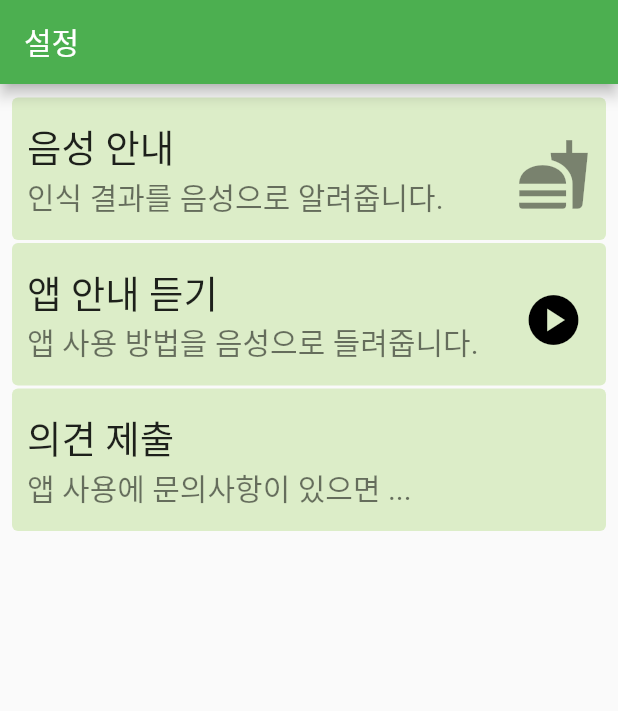
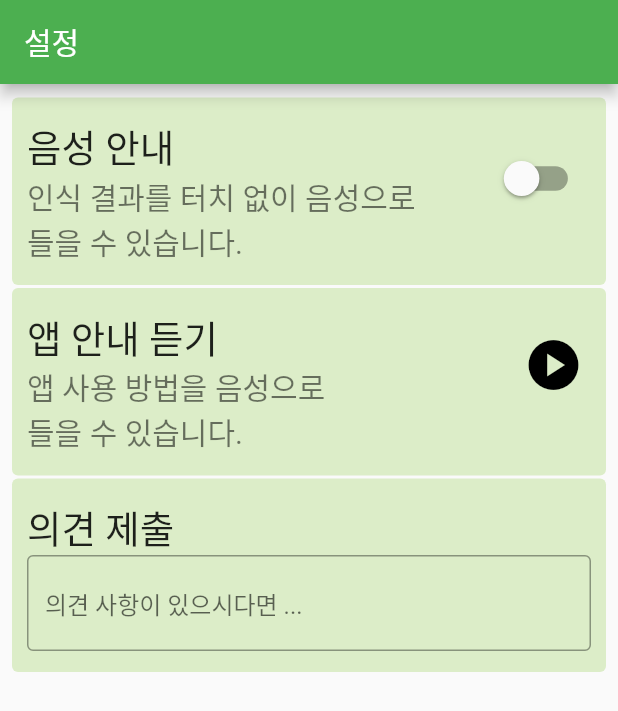
Before and after one commit to goodtjdud/settingpage, a Flutter app: the screen it shows after launch, on a phone screen of 412 x 824 dp. Shown: the top 711 px of the screen. Run offline on Flutter 3.47's test engine with Material 2 defaults, Android fonts, the phone set to English and light mode, and no system bars; our stand-ins replace audioplayers.

Commit message:
with text_field

```diff
--- a/lib/main.dart
+++ b/lib/main.dart
@@ -36,6 +36,8 @@ Icon play = Icon(Icons.play_circle,
   color: Colors.black,
   size: 40,);
 final player = AudioPlayer();
+var isSwitched = false;
+TextEditingController editingController = TextEditingController();
 
 class _SettingPageState extends State<SettingPage> {
   @override
@@ -64,12 +66,27 @@ class _SettingPageState extends State<SettingPage> {
                     ),
                     ),
                       subtitle: SizedBox(
-                        child: Text("인식 결과를 음성으로 알려줍니다.",
+                        child: Text("인식 결과를 터치 없이 음성으로\n들을 수 있습니다.",
                         style: TextStyle(
                           fontSize: 20),
                         ),),
-                      trailing: Icon(Icons.fastfood,
-                      size: 50,)
+                      trailing: SizedBox(
+                        width: 70,
+                        height: 80,
+                        child: FittedBox(
+                          fit: BoxFit.fill,
+                          child: Switch(
+                            value: isSwitched,
+                            onChanged: (value) {
+                              setState(() {
+                                isSwitched = value;
+                              });
+                            },
+                            activeColor: Colors.green,
+                          ),
+                        ),
+                      ),
+
                       )
                   ),
                 Card(
@@ -87,7 +104,7 @@ class _SettingPageState extends State<SettingPage> {
                           ),
                         ),
                         subtitle: SizedBox(
-                          child: Text("앱 사용 방법을 음성으로 들려줍니다.",
+                          child: Text("앱 사용 방법을 음성으로\n들을 수 있습니다.",
 
                             style: TextStyle(
                                 fontSize: 20),
@@ -131,13 +148,17 @@ class _SettingPageState extends State<SettingPage> {
                           ),
                         ),
                         subtitle: SizedBox(
-                          child: Text("앱 사용에 문의사항이 있으면 ...",
-                            style: TextStyle(
-                                fontSize: 20),
-                          ),)
+                          child: TextField(
+                            controller: editingController,
+                            decoration: InputDecoration(
+                                hintText: "의견 사항이 있으시다면 ...",
+                                border: OutlineInputBorder(),
+                            )
+                          ),
+                        )
                     )
                 ),
-            ]
+              ]
             ),
         ),
       ),
```
